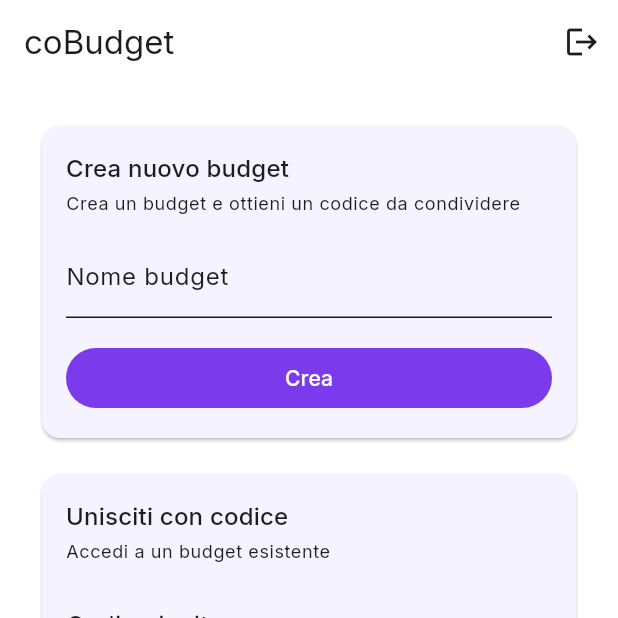
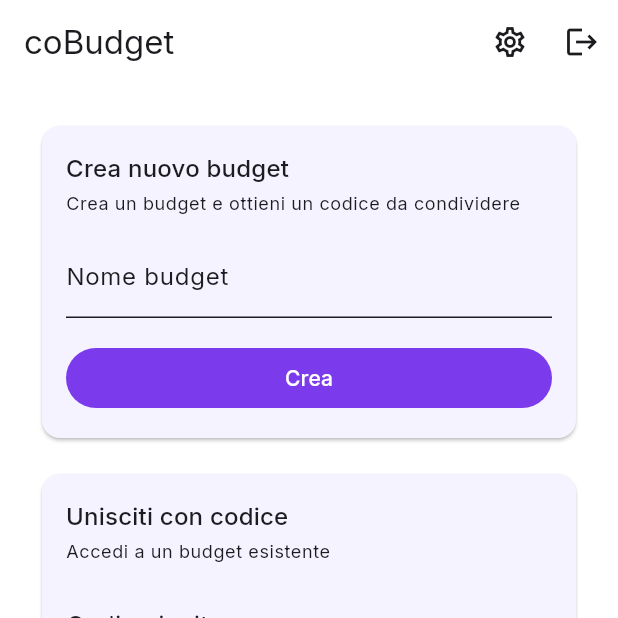
Before and after one commit to zaninip/cobudget, a Flutter app: the screen it shows once a user with an empty profile is signed in, after a tap on the "logout" icon, on a phone screen of 412 x 824 dp, the top half of it. Run offline on Flutter 3.47's test engine with Material 3 defaults, Android fonts, the light colour scheme and no system bars; our stand-ins replace flutter_dotenv, flutter_riverpod, go_router, google_fonts, shared_preferences, supabase_flutter; accounts and stored records are empty.

Commit message:
Add settings to manage app theme + budget code + budget members list

```diff
--- a/lib/app/app.dart
+++ b/lib/app/app.dart
@@ -3,6 +3,7 @@ import 'package:flutter_riverpod/flutter_riverpod.dart';
 
 import 'router.dart';
 import 'theme.dart';
+import 'theme_mode_controller.dart';
 
 class CoBudgetApp extends ConsumerWidget {
   const CoBudgetApp({super.key});
@@ -10,13 +11,14 @@ class CoBudgetApp extends ConsumerWidget {
   @override
   Widget build(BuildContext context, WidgetRef ref) {
     final router = ref.watch(routerProvider);
+    final themeMode = ref.watch(themeModeControllerProvider);
 
     return MaterialApp.router(
       title: 'coBudget',
       debugShowCheckedModeBanner: false,
       theme: AppTheme.light,
       darkTheme: AppTheme.dark,
-      themeMode: ThemeMode.system,
+      themeMode: themeMode,
       routerConfig: router,
     );
   }
--- a/lib/app/router.dart
+++ b/lib/app/router.dart
@@ -5,6 +5,7 @@ import '../core/providers/supabase_provider.dart';
 import '../core/utils/go_router_refresh_stream.dart';
 import '../features/auth/presentation/screens/auth_screen.dart';
 import '../features/budget/presentation/screens/budgets_dashboard_screen.dart';
+import '../features/budget/presentation/screens/settings_screen.dart';
 import '../features/expenses/presentation/screens/home_screen.dart';
 import '../features/expenses/presentation/screens/manual_expense_screen.dart';
 
@@ -51,6 +52,17 @@ final routerProvider = Provider<GoRouter>((ref) {
         builder: (context, state) =>
             ManualExpenseScreen(budgetId: state.pathParameters['budgetId']!),
       ),
+      GoRoute(
+        path: '/settings',
+        name: 'settings',
+        builder: (context, state) => const SettingsScreen(),
+      ),
+      GoRoute(
+        path: '/budget/:budgetId/settings',
+        name: 'budget-settings',
+        builder: (context, state) =>
+            SettingsScreen(budgetId: state.pathParameters['budgetId']!),
+      ),
     ],
   );
 });
--- /dev/null
+++ b/lib/app/theme_mode_controller.dart
@@ -0,0 +1,33 @@
+import 'package:flutter/material.dart';
+import 'package:flutter_riverpod/flutter_riverpod.dart';
+import 'package:shared_preferences/shared_preferences.dart';
+
+/// Istanza di [SharedPreferences] inizializzata in `main.dart` e iniettata nel
+/// [ProviderScope]. Va sovrascritta con `overrideWithValue` all'avvio.
+final sharedPreferencesProvider = Provider<SharedPreferences>((ref) {
+  throw UnimplementedError('sharedPreferencesProvider deve essere sovrascritto in main()');
+});
+
+/// Gestisce il tema scelto dall'utente (Sistema/Chiaro/Scuro) e lo persiste
+/// localmente con SharedPreferences (vedi UI_DESIGN.md - sezione 9).
+class ThemeModeController extends Notifier<ThemeMode> {
+  static const _key = 'theme_mode';
+
+  @override
+  ThemeMode build() {
+    final stored = ref.watch(sharedPreferencesProvider).getString(_key);
+    return switch (stored) {
+      'light' => ThemeMode.light,
+      'dark' => ThemeMode.dark,
+      _ => ThemeMode.system,
+    };
+  }
+
+  Future<void> setThemeMode(ThemeMode mode) async {
+    state = mode;
+    await ref.read(sharedPreferencesProvider).setString(_key, mode.name);
+  }
+}
+
+final themeModeControllerProvider =
+    NotifierProvider<ThemeModeController, ThemeMode>(ThemeModeController.new);
--- a/lib/features/budget/domain/budget_repository.dart
+++ b/lib/features/budget/domain/budget_repository.dart
@@ -1,4 +1,5 @@
 import 'budget.dart';
+import 'budget_member.dart';
 
 /// Astrazione sulla gestione dei budget condivisi (creazione/accesso tramite codice).
 abstract class BudgetRepository {
@@ -8,6 +9,9 @@ abstract class BudgetRepository {
   /// Il budget con l'id indicato (l'utente deve esserne membro).
   Future<Budget> getBudgetById(String budgetId);
 
+  /// I membri del budget indicato (l'utente deve esserne membro).
+  Future<List<BudgetMember>> getBudgetMembers(String budgetId);
+
   Future<Budget> createBudget(String name);
 
   Future<Budget> joinBudget(String inviteCode);
--- a/lib/features/budget/presentation/screens/budgets_dashboard_screen.dart
+++ b/lib/features/budget/presentation/screens/budgets_dashboard_screen.dart
@@ -107,8 +107,13 @@ class _BudgetsDashboardScreenState extends ConsumerState<BudgetsDashboardScreen>
         title: const Text('coBudget'),
         actions: [
           IconButton(
+            icon: const Icon(Icons.settings_outlined),
+            tooltip: 'Impostazioni',
+            onPressed: () => context.push('/settings'),
+          ),
+          IconButton(
             icon: const Icon(Icons.logout),
-            tooltip: 'Esci',
+            tooltip: 'Logout',
             onPressed: () => ref.read(authControllerProvider.notifier).signOut(),
           ),
         ],
--- a/lib/main.dart
+++ b/lib/main.dart
@@ -1,9 +1,11 @@
 import 'package:flutter/material.dart';
 import 'package:flutter_dotenv/flutter_dotenv.dart';
 import 'package:flutter_riverpod/flutter_riverpod.dart';
+import 'package:shared_preferences/shared_preferences.dart';
 import 'package:supabase_flutter/supabase_flutter.dart';
 
 import 'app/app.dart';
+import 'app/theme_mode_controller.dart';
 
 Future<void> main() async {
   WidgetsFlutterBinding.ensureInitialized();
@@ -15,5 +17,12 @@ Future<void> main() async {
     publishableKey: dotenv.env['SUPABASE_ANON_KEY']!,
   );
 
-  runApp(const ProviderScope(child: CoBudgetApp()));
+  final prefs = await SharedPreferences.getInstance();
+
+  runApp(
+    ProviderScope(
+      overrides: [sharedPreferencesProvider.overrideWithValue(prefs)],
+      child: const CoBudgetApp(),
+    ),
+  );
 }
--- a/pubspec.yaml
+++ b/pubspec.yaml
@@ -44,6 +44,7 @@ dependencies:
   json_annotation: 4.9.0
   flutter_dotenv: ^6.0.1
   google_fonts: ^8.1.0
+  shared_preferences: ^2.3.2
   flutter_riverpod: 2.6.1
   riverpod_annotation: 2.6.1
 
```
Also changed, not shown: lib/features/budget/data/supabase_budget_repository.dart (+19 -0 lines), lib/features/budget/domain/budget_member.dart (added, +27 -0 lines), lib/features/budget/presentation/screens/settings_screen.dart (added, +182 -0 lines), lib/features/expenses/presentation/screens/home_screen.dart (+13 -0 lines), pubspec.lock, 1 other file.
